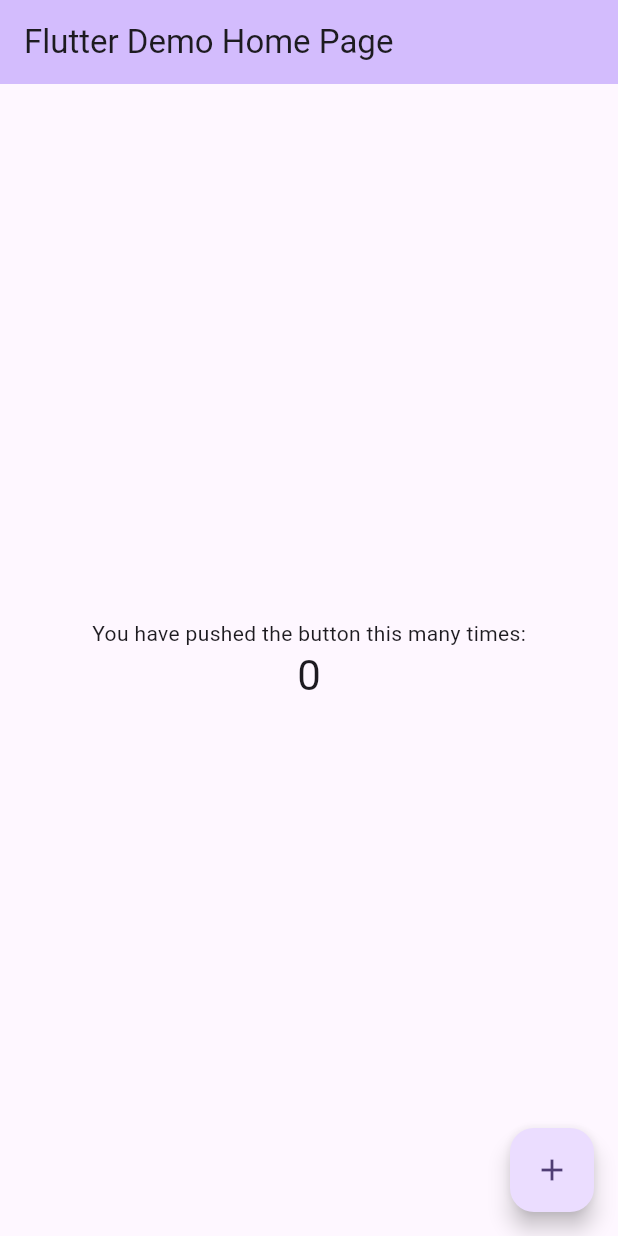
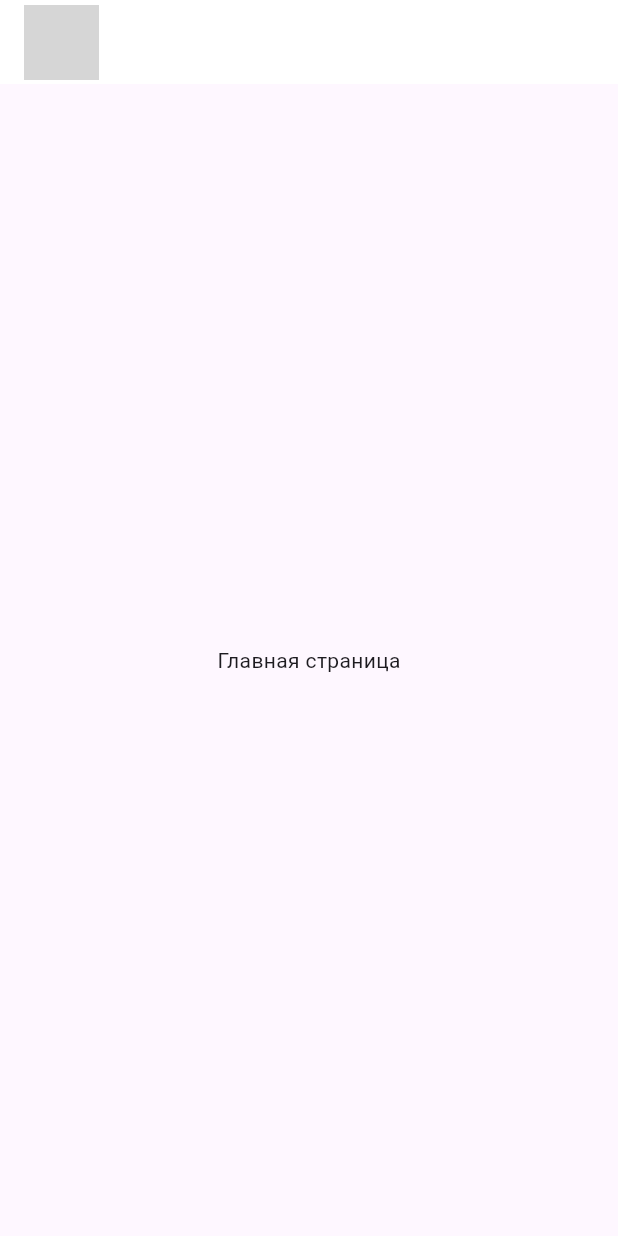
Before and after one commit to Nika-s-Basement/PassControl, a Flutter app: the screen it shows after launch, on a phone screen of 412 x 824 dp. Run offline on Flutter 3.47's test engine with Material 3 defaults, Android fonts, the light colour scheme and no system bars; grey boxes are pictures that could not be loaded.

Commit message:
something added, I remember

```diff
--- a/lib/main.dart
+++ b/lib/main.dart
@@ -1,125 +1,68 @@
 import 'package:flutter/material.dart';
 
-void main() {
-  runApp(const MyApp());
-}
+void main() => runApp(MyApp());
 
 class MyApp extends StatelessWidget {
-  const MyApp({super.key});
-
-  // This widget is the root of your application.
   @override
   Widget build(BuildContext context) {
     return MaterialApp(
-      title: 'Flutter Demo',
-      theme: ThemeData(
-        // This is the theme of your application.
-        //
-        // TRY THIS: Try running your application with "flutter run". You'll see
-        // the application has a purple toolbar. Then, without quitting the app,
-        // try changing the seedColor in the colorScheme below to Colors.green
-        // and then invoke "hot reload" (save your changes or press the "hot
-        // reload" button in a Flutter-supported IDE, or press "r" if you used
-        // the command line to start the app).
-        //
-        // Notice that the counter didn't reset back to zero; the application
-        // state is not lost during the reload. To reset the state, use hot
-        // restart instead.
-        //
-        // This works for code too, not just values: Most code changes can be
-        // tested with just a hot reload.
-        colorScheme: ColorScheme.fromSeed(seedColor: Colors.deepPurple),
-        useMaterial3: true,
-      ),
-      home: const MyHomePage(title: 'Flutter Demo Home Page'),
+      home: MyHomePage(),
     );
   }
 }
 
 class MyHomePage extends StatefulWidget {
-  const MyHomePage({super.key, required this.title});
-
-  // This widget is the home page of your application. It is stateful, meaning
-  // that it has a State object (defined below) that contains fields that affect
-  // how it looks.
-
-  // This class is the configuration for the state. It holds the values (in this
-  // case the title) provided by the parent (in this case the App widget) and
-  // used by the build method of the State. Fields in a Widget subclass are
-  // always marked "final".
-
-  final String title;
-
   @override
-  State<MyHomePage> createState() => _MyHomePageState();
+  _MyHomePageState createState() => _MyHomePageState();
 }
 
 class _MyHomePageState extends State<MyHomePage> {
-  int _counter = 0;
-
-  void _incrementCounter() {
-    setState(() {
-      // This call to setState tells the Flutter framework that something has
-      // changed in this State, which causes it to rerun the build method below
-      // so that the display can reflect the updated values. If we changed
-      // _counter without calling setState(), then the build method would not be
-      // called again, and so nothing would appear to happen.
-      _counter++;
-    });
-  }
+  bool isExpanded = false;
 
   @override
   Widget build(BuildContext context) {
-    // This method is rerun every time setState is called, for instance as done
-    // by the _incrementCounter method above.
-    //
-    // The Flutter framework has been optimized to make rerunning build methods
-    // fast, so that you can just rebuild anything that needs updating rather
-    // than having to individually change instances of widgets.
     return Scaffold(
       appBar: AppBar(
-        // TRY THIS: Try changing the color here to a specific color (to
-        // Colors.amber, perhaps?) and trigger a hot reload to see the AppBar
-        // change color while the other colors stay the same.
-        backgroundColor: Theme.of(context).colorScheme.inversePrimary,
-        // Here we take the value from the MyHomePage object that was created by
-        // the App.build method, and use it to set our appbar title.
-        title: Text(widget.title),
+        title: Row(
+          children: [
+            AnimatedAlign(
+              alignment: isExpanded ? Alignment.centerLeft : Alignment.center,
+              duration: Duration(seconds: 1),
+              curve: Curves.easeInOut,
+              child: InkWell(
+                onTap: () {
+                  setState(() {
+                    isExpanded = !isExpanded;
+                  });
+                },
+                child: Image.asset('path/to/your/logo.png', width: 50), // Замените на свой логотип
+              ),
+            ),
+            if (isExpanded) ...[
+              Spacer(),
+              _buildMenuButton('Лоты'),
+              _buildMenuButton('Новости'),
+              _buildMenuButton('Контакты'),
+              _buildMenuButton('Вход'),
+            ],
+          ],
+        ),
+        backgroundColor: Colors.white,
+        elevation: 0,
       ),
       body: Center(
-        // Center is a layout widget. It takes a single child and positions it
-        // in the middle of the parent.
-        child: Column(
-          // Column is also a layout widget. It takes a list of children and
-          // arranges them vertically. By default, it sizes itself to fit its
-          // children horizontally, and tries to be as tall as its parent.
-          //
-          // Column has various properties to control how it sizes itself and
-          // how it positions its children. Here we use mainAxisAlignment to
-          // center the children vertically; the main axis here is the vertical
-          // axis because Columns are vertical (the cross axis would be
-          // horizontal).
-          //
-          // TRY THIS: Invoke "debug painting" (choose the "Toggle Debug Paint"
-          // action in the IDE, or press "p" in the console), to see the
-          // wireframe for each widget.
-          mainAxisAlignment: MainAxisAlignment.center,
-          children: <Widget>[
-            const Text(
-              'You have pushed the button this many times:',
-            ),
-            Text(
-              '$_counter',
-              style: Theme.of(context).textTheme.headlineMedium,
-            ),
-          ],
-        ),
+        child: Text('Главная страница'),
       ),
-      floatingActionButton: FloatingActionButton(
-        onPressed: _incrementCounter,
-        tooltip: 'Increment',
-        child: const Icon(Icons.add),
-      ), // This trailing comma makes auto-formatting nicer for build methods.
+    );
+  }
+
+  Widget _buildMenuButton(String title) {
+    return ElevatedButton(
+      onPressed: () {
+        // Добавьте сюда вашу логику перехода
+        print('$title pressed');
+      },
+      child: Text(title),
     );
   }
 }
```
Also changed, not shown: pubspec.lock.
